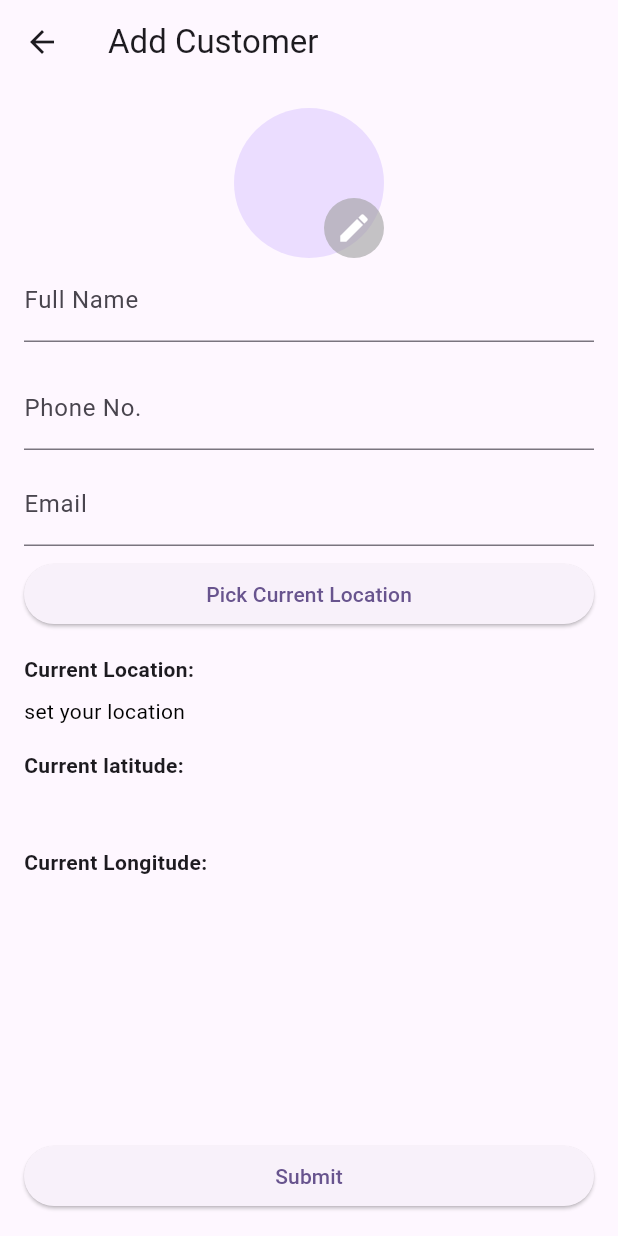
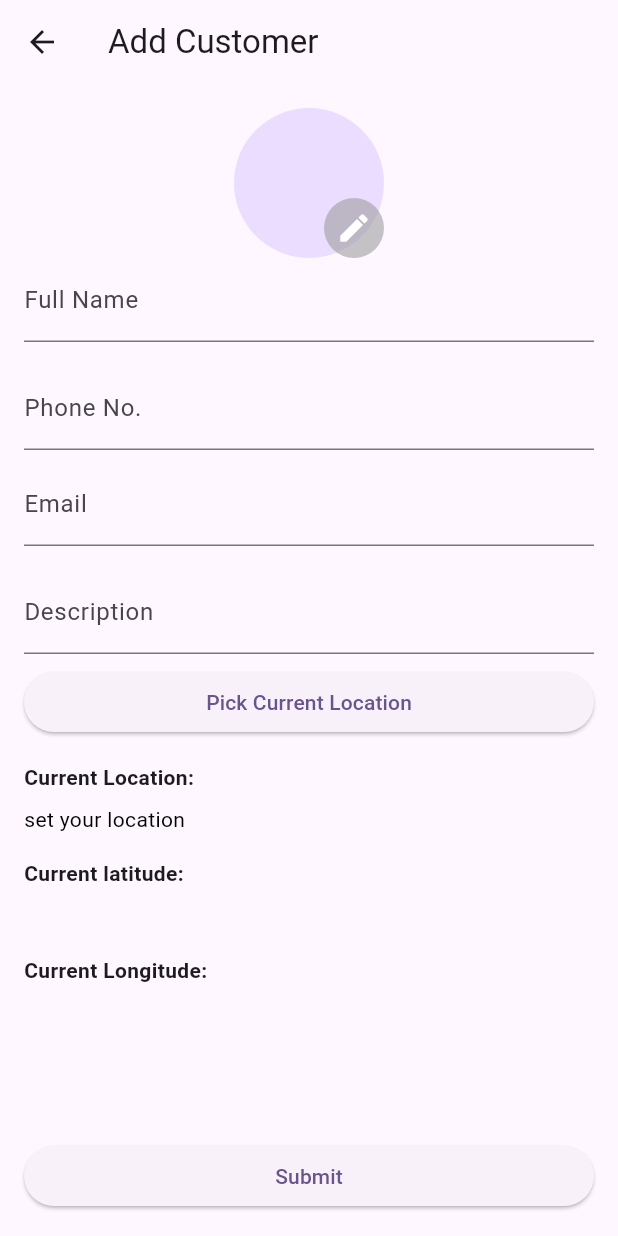
Before and after one commit to Tapendu1bakuli/MaxMobile, a Flutter app: the AddCustomerPage screen opened directly, on a phone screen of 412 x 824 dp. Run offline on Flutter 3.47's test engine with Material 3 defaults, Android fonts, the phone set to English and light mode, and no system bars; our stand-ins replace geocoding, geolocator, get, google_maps_flutter, image_picker, sqflite; missing offline and left inert: flutter_place_picker, google_maps_flutter_platform_interface; accounts and stored records are empty.

Commit message:
update few things

```diff
--- a/lib/Controller/addCustomerController.dart
+++ b/lib/Controller/addCustomerController.dart
@@ -13,6 +13,7 @@ class AddCustomerController extends GetxController {
       String address,
       String lat,
       String lng,
+      String description,
       ) async {
     isLoading(true);
     final row = {
@@ -23,6 +24,8 @@ class AddCustomerController extends GetxController {
       'address': address,
       'lat': lat,
       'lng': lng,
+      'isCompleted': 1,
+      'description': description,
     };
 
     final insertedId = await database.insert('my_table', row);
--- a/lib/Controller/loginController.dart
+++ b/lib/Controller/loginController.dart
@@ -8,7 +8,7 @@ class LoginController extends GetxController {
   RxBool isLoading = false.obs;
 
   Future<void> login(String email, String password) async {
-    if(email == "user@maxmobility.in" && password != "Abc@#123") {
+    if(email == "000000" && password != "000000") {
       Get.snackbar(
         'Login Status',
         "Entered password is wrong",
@@ -29,7 +29,7 @@ class LoginController extends GetxController {
           ),
         ),
       );
-    } else if(email != "user@maxmobility.in" && password == "Abc@#123") {
+    } else if(email != "000000" && password == "000000") {
       Get.snackbar(
         'Login Status',
         "Entered email is wrong",
@@ -50,7 +50,7 @@ class LoginController extends GetxController {
           ),
         ),
       );
-    } else if(email == "user@maxmobility.in" && password == "Abc@#123"){
+    } else if(email == "111111" && password == "111111"){
       Get.to(()=> customerListPage(), transition: Transition.leftToRightWithFade, duration: const Duration(milliseconds: 700),);
       Get.snackbar(
         'Login Status',
--- a/lib/pages/addCustomerPage.dart
+++ b/lib/pages/addCustomerPage.dart
@@ -20,6 +20,7 @@ class _AddCustomerPageState extends State<AddCustomerPage> {
   final nameController = TextEditingController();
   final phoneController = TextEditingController();
   final emailController = TextEditingController();
+  final descriptionController = TextEditingController();
   String? currentLocation;
   String? locationErrorMessage;
 
@@ -130,6 +131,15 @@ class _AddCustomerPageState extends State<AddCustomerPage> {
                 ),
               ),
               const SizedBox(height: 8.0),
+              const SizedBox(height: 8.0),
+              TextField(
+                keyboardType: TextInputType.multiline,
+                controller: descriptionController,
+                decoration: const InputDecoration(
+                  labelText: 'Description',
+                ),
+              ),
+              const SizedBox(height: 8.0),
               ElevatedButton(
                 onPressed: () {
                   Get.to(
@@ -187,7 +197,7 @@ class _AddCustomerPageState extends State<AddCustomerPage> {
                 onPressed: () async {
                   if (nameController.text.isEmpty ||
                       phoneController.text.isEmpty ||
-                      emailController.text.isEmpty ||
+                      emailController.text.isEmpty ||descriptionController.text.isEmpty ||
                       pickupLocationController.lat.toString() == '' ||
                       profileController.profilePicture == null) {
                     Get.snackbar(
@@ -221,6 +231,7 @@ class _AddCustomerPageState extends State<AddCustomerPage> {
                       pickupLocationController.address.toString(),
                       pickupLocationController.lat.toString(),
                       pickupLocationController.long.toString(),
+                      descriptionController.text.toString(),
                     );
                     customerListController.retrieveData();
                     pickupLocationController.setDefaultValue();
--- a/lib/utilis/text_utils/app_strings.dart
+++ b/lib/utilis/text_utils/app_strings.dart
@@ -1,6 +1,6 @@
 class AppStrings{
   //Nuritopia
-  static const String welcomeToMaxMobility = "Welcome to Max Mobility";
+  static const String welcomeToMaxMobility = "Welcome to Max Mobile";
   static const String nominatedAndWinning = "The nominated & winning videos get rewarded";
   static const String dataList = "Data list";
   static const String noDataFound = "No data found";
```
Also changed, not shown: lib/pages/customerList.dart (+20 -0 lines), lib/pages/database.dart (+13 -1 lines), 2 other files.
